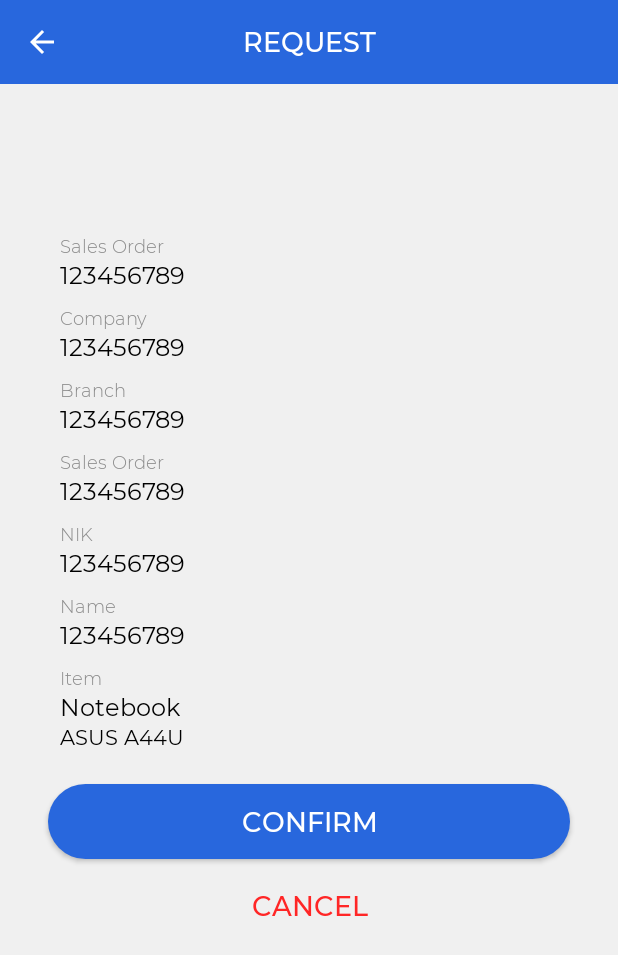
After one commit to misbahmunirinalkhafadh/Asset-Management-Mobile, an Android app: the ResultActivity screen opened directly, with no data from a screen before it, on a phone screen of 412 x 824 dp. The commit adds this screen. Shown: the top 955 px of the screen. Run offline under Robolectric (Android 15) with nearby library versions, the phone set to English and light mode, and no system bars.

Commit message:
update req

```diff
--- a/app/build.gradle
+++ b/app/build.gradle
@@ -50,4 +50,7 @@ dependencies {
     implementation 'android.arch.lifecycle:viewmodel:1.1.1'
     implementation 'android.arch.lifecycle:extensions:1.1.1'
     annotationProcessor 'android.arch.lifecycle:compiler:1.1.1'
+
+    //Search
+    implementation 'com.github.mancj:MaterialSearchBar:0.8.2'
 }
--- a/app/src/main/AndroidManifest.xml
+++ b/app/src/main/AndroidManifest.xml
@@ -19,7 +19,9 @@
         android:supportsRtl="true"
         android:theme="@style/AppTheme"
         android:usesCleartextTraffic="true">
-        <activity android:name=".RequestActivity"></activity>
+        <activity android:name=".ResultActivity"></activity>
+        <activity android:name=".View.SearchSOActivity" />
+        <activity android:name=".View.RequestActivity" />
         <activity android:name=".View.ScannerActivity" />
         <activity android:name=".View.MaintenanceActivity" />
         <activity android:name=".View.InformasiActivity" />
@@ -33,7 +35,7 @@
         </activity>
         <activity
             android:name=".View.LoginActivity"
-            android:screenOrientation="portrait"></activity>
+            android:screenOrientation="portrait" />
         <activity android:name=".View.MainActivity" />
     </application>
 
--- /dev/null
+++ b/app/src/main/java/com/mii/assetmanagement/ResultActivity.java
@@ -0,0 +1,14 @@
+package com.mii.assetmanagement;
+
+import androidx.appcompat.app.AppCompatActivity;
+
+import android.os.Bundle;
+
+public class ResultActivity extends AppCompatActivity {
+
+    @Override
+    protected void onCreate(Bundle savedInstanceState) {
+        super.onCreate(savedInstanceState);
+        setContentView(R.layout.activity_result);
+    }
+}
--- a/app/src/main/java/com/mii/assetmanagement/RequestActivity.java
+++ b/app/src/main/java/com/mii/assetmanagement/View/RequestActivity.java
@@ -1,8 +1,10 @@
-package com.mii.assetmanagement;
+package com.mii.assetmanagement.View;
 
 import androidx.appcompat.app.AppCompatActivity;
 
 import android.os.Bundle;
+
+import com.mii.assetmanagement.R;
 
 public class RequestActivity extends AppCompatActivity {
 
--- /dev/null
+++ b/app/src/main/java/com/mii/assetmanagement/View/SearchSOActivity.java
@@ -0,0 +1,16 @@
+package com.mii.assetmanagement.View;
+
+import androidx.appcompat.app.AppCompatActivity;
+
+import android.os.Bundle;
+
+import com.mii.assetmanagement.R;
+
+public class SearchSOActivity extends AppCompatActivity {
+
+    @Override
+    protected void onCreate(Bundle savedInstanceState) {
+        super.onCreate(savedInstanceState);
+        setContentView(R.layout.activity_search_so);
+    }
+}
--- /dev/null
+++ b/app/src/main/res/drawable/bg_search.xml
@@ -0,0 +1,11 @@
+<?xml version="1.0" encoding="utf-8"?>
+<shape xmlns:android="http://schemas.android.com/apk/res/android">
+
+    <solid
+        android:color="#fff"
+        />
+    <corners
+        android:radius="8dp"
+        />
+
+</shape>
--- a/app/src/main/res/layout/activity_request.xml
+++ b/app/src/main/res/layout/activity_request.xml
@@ -5,7 +5,7 @@
     android:layout_width="match_parent"
     android:layout_height="match_parent"
     android:background="@color/backgroundColor"
-    tools:context=".RequestActivity">
+    tools:context=".View.RequestActivity">
 
     <androidx.appcompat.widget.Toolbar
         android:id="@+id/toolbar_main"
--- /dev/null
+++ b/app/src/main/res/layout/activity_result.xml
@@ -0,0 +1,155 @@
+<?xml version="1.0" encoding="utf-8"?>
+<RelativeLayout xmlns:android="http://schemas.android.com/apk/res/android"
+    xmlns:app="http://schemas.android.com/apk/res-auto"
+    xmlns:tools="http://schemas.android.com/tools"
+    android:layout_width="match_parent"
+    android:layout_height="match_parent"
+    android:background="@color/backgroundColor"
+    tools:context=".ResultActivity">
+
+    <androidx.appcompat.widget.Toolbar
+        android:id="@+id/toolbar_main"
+        android:layout_width="match_parent"
+        android:layout_height="wrap_content"
+        android:background="@color/colorBlue"
+        android:minHeight="?attr/actionBarSize"
+        app:theme="@style/AppTheme"
+        tools:ignore="MissingConstraints">
+
+        <Button
+            android:id="@+id/btn_back"
+            android:layout_width="24dp"
+            android:layout_height="24dp"
+            android:background="@drawable/ic_arrow_back_black_24dp" />
+
+        <TextView
+            android:id="@+id/toolbar_title"
+            style="@style/TextAppearance.Widget.AppCompat.Toolbar.Title"
+            android:layout_width="wrap_content"
+            android:layout_height="wrap_content"
+            android:layout_gravity="center"
+            android:fontFamily="@font/mmedium"
+            android:text="@string/Requestt"
+            android:textColor="@color/colorWhite"
+            android:textSize="18sp" />
+
+    </androidx.appcompat.widget.Toolbar>
+
+    <ScrollView
+        android:layout_width="match_parent"
+        android:layout_height="wrap_content"
+        android:layout_below="@id/toolbar_main">
+
+        <LinearLayout
+            android:layout_width="match_parent"
+            android:layout_height="match_parent"
+            android:orientation="vertical">
+
+            <TextView
+                style="@style/ItemLayoutUserTitle"
+                android:layout_marginStart="40dp"
+                android:layout_marginTop="100dp"
+                android:text="@string/sales"
+                android:textSize="12sp" />
+
+            <TextView
+                style="@style/ItemLayoutUserField"
+                android:layout_marginStart="40dp"
+                android:text="123456789"
+                android:textSize="16sp" />
+
+            <TextView
+                style="@style/ItemLayoutUserTitle"
+                android:layout_marginStart="40dp"
+                android:layout_marginTop="10dp"
+                android:text="@string/company"
+                android:textSize="12sp" />
+
+            <TextView
+                style="@style/ItemLayoutUserField"
+                android:layout_marginStart="40dp"
+                android:text="123456789"
+                android:textSize="16sp" />
+
+            <TextView
+                style="@style/ItemLayoutUserTitle"
+                android:layout_marginStart="40dp"
+                android:layout_marginTop="10dp"
+                android:text="@string/branch"
+                android:textSize="12sp" />
+
+            <TextView
+                style="@style/ItemLayoutUserField"
+                android:layout_marginStart="40dp"
+                android:text="123456789"
+                android:textSize="16sp" />
+
+            <TextView
+                style="@style/ItemLayoutUserTitle"
+                android:layout_marginStart="40dp"
+                android:layout_marginTop="10dp"
+                android:text="@string/sales"
+                android:textSize="12sp" />
+
+            <TextView
+                style="@style/ItemLayoutUserField"
+                android:layout_marginStart="40dp"
+                android:text="123456789"
+                android:textSize="16sp" />
+
+            <TextView
+                style="@style/ItemLayoutUserTitle"
+                android:layout_marginStart="40dp"
+                android:layout_marginTop="10dp"
+                android:text="@string/nik"
+                android:textSize="12sp" />
+
+            <TextView
+                style="@style/ItemLayoutUserField"
+                android:layout_marginStart="40dp"
+                android:text="123456789"
+                android:textSize="16sp" />
+
+            <TextView
+                style="@style/ItemLayoutUserTitle"
+                android:layout_marginStart="40dp"
+                android:layout_marginTop="10dp"
+                android:text="@string/Name"
+                android:textSize="12sp" />
+
+            <TextView
+                style="@style/ItemLayoutUserField"
+                android:layout_marginStart="40dp"
+                android:text="123456789"
+                android:textSize="16sp" />
+
+            <TextView
+                style="@style/ItemLayoutUserTitle"
+                android:layout_marginStart="40dp"
+                android:layout_marginTop="10dp"
+                android:text="@string/item"
+                android:textSize="12sp" />
+
+            <TextView
+                style="@style/ItemLayoutUserField"
+                android:layout_marginStart="40dp"
+                android:text="Notebook"
+                android:textSize="16sp" />
+
+            <TextView
+                style="@style/ItemLayoutUserField"
+                android:layout_marginStart="40dp"
+                android:text="ASUS A44U"
+                android:textSize="14sp" />
+
+            <include
+                android:id="@+id/submit"
+                style="@style/ItemLayout"
+                layout="@layout/layout_btn_result_req"
+                android:layout_width="match_parent"
+                android:layout_height="wrap_content"
+                android:layout_marginTop="16dp" />
+
+        </LinearLayout>
+    </ScrollView>
+</RelativeLayout>
--- /dev/null
+++ b/app/src/main/res/layout/activity_search_so.xml
@@ -0,0 +1,19 @@
+<?xml version="1.0" encoding="utf-8"?>
+<androidx.constraintlayout.widget.ConstraintLayout xmlns:android="http://schemas.android.com/apk/res/android"
+    xmlns:app="http://schemas.android.com/apk/res-auto"
+    xmlns:tools="http://schemas.android.com/tools"
+    android:layout_width="match_parent"
+    android:layout_height="match_parent"
+    tools:context=".View.SearchSOActivity">
+
+    <com.mancj.materialsearchbar.MaterialSearchBar
+        app:mt_speechMode="true"
+        app:mt_hint="Custom hint"
+        app:mt_maxSuggestionsCount="10"
+        android:layout_width="match_parent"
+        android:layout_height="wrap_content"
+        android:id="@+id/searchBar"
+        tools:ignore="MissingConstraints" />
+
+
+</androidx.constraintlayout.widget.ConstraintLayout>
--- /dev/null
+++ b/app/src/main/res/layout/layout_btn_result_req.xml
@@ -0,0 +1,20 @@
+<?xml version="1.0" encoding="utf-8"?>
+<LinearLayout xmlns:android="http://schemas.android.com/apk/res/android"
+    android:layout_width="match_parent"
+    android:layout_height="wrap_content"
+    android:orientation="vertical">
+
+    <Button
+        android:id="@+id/btn_maintenance"
+        style="@style/ButtonItem"
+        android:background="@drawable/btn_blue"
+        android:text="@string/confirm" />
+
+    <Button
+        android:id="@+id/btn_close"
+        style="@style/ButtonItem"
+        android:background="@android:color/transparent"
+        android:textColor="@color/colorRed"
+        android:text="@string/cancel" />
+
+</LinearLayout>
--- a/app/src/main/res/layout/layout_device.xml
+++ b/app/src/main/res/layout/layout_device.xml
@@ -33,7 +33,7 @@
         android:layout_width="wrap_content"
         android:layout_height="wrap_content"
         android:orientation="vertical"
-        app:layout_constraintGuide_begin="130dp" />
+        app:layout_constraintGuide_end="263dp" />
 
     <TextView
         android:id="@+id/textView2"
--- a/app/src/main/res/layout/layout_search.xml
+++ b/app/src/main/res/layout/layout_search.xml
@@ -2,6 +2,7 @@
 <LinearLayout xmlns:android="http://schemas.android.com/apk/res/android"
     android:layout_width="match_parent"
     android:layout_height="wrap_content"
+    xmlns:app="http://schemas.android.com/apk/res-auto"
     android:background="@drawable/bg_menu"
     android:orientation="vertical"
     android:padding="20dp">
--- a/app/src/main/res/values/strings.xml
+++ b/app/src/main/res/values/strings.xml
@@ -61,4 +61,7 @@
     <string name="salesorder">Search Sales Order</string>
     <string name="Input_sales_order">Input Sales Order</string>
     <string name="Name">Name</string>
+    <string name="company">Company</string>
+    <string name="confirm">confirm</string>
+    <string name="cancel">cancel</string>
 </resources>
--- a/build.gradle
+++ b/build.gradle
@@ -18,6 +18,7 @@ allprojects {
     repositories {
         google()
         jcenter()
+        maven { url "https://jitpack.io" }
 
     }
 }
```
